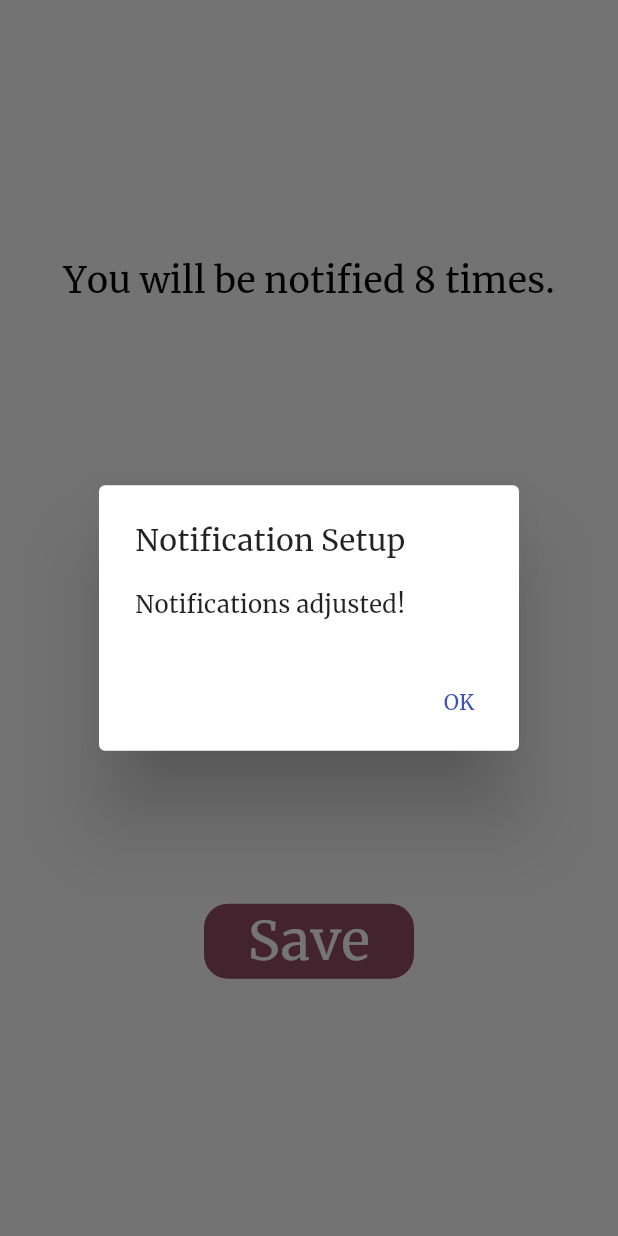
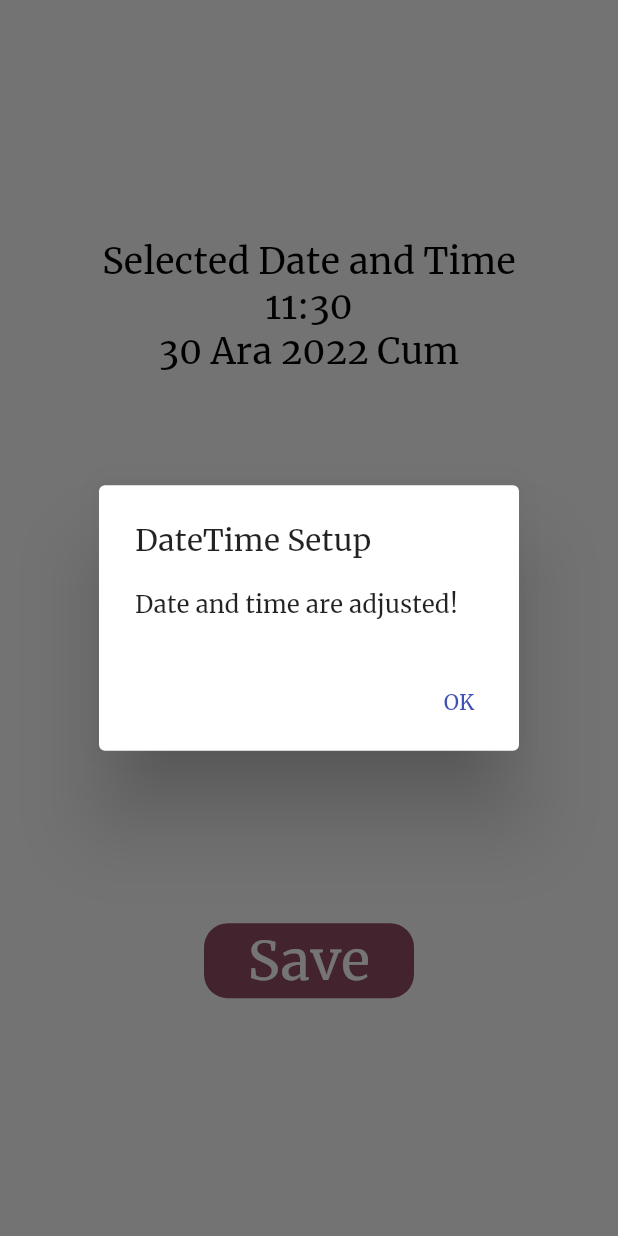
Before and after one commit to resulcay/scheduler, a Flutter app: the ReminderScreen screen opened directly, after a tap on "Save", on a phone screen of 412 x 824 dp. Run offline on Flutter 3.47's test engine with Material 2 defaults, Android fonts, the phone set to English and light mode, and no system bars; our stand-ins replace flutter_datetime_picker, flutter_local_notifications, hive, hive_flutter, quickalert, timezone; missing offline and left inert: f_datetimerangepicker; accounts and stored records are empty.

Commit message:
date and time picker added

```diff
--- a/lib/constants/constant_texts.dart
+++ b/lib/constants/constant_texts.dart
@@ -3,6 +3,6 @@ class ConstantText {
   static const fontName = 'Merriweather';
   static const onboardingBoxName = 'isOnboardingCompleted';
   static const onboardingBoxKeyName = 'localData';
-  static const eventBoxName = 'isOnboardingCompleted';
-  static const eventBoxKeyName = 'localData';
+  static const eventBoxName = 'eventBoxName';
+  static const eventBoxKeyName = 'eventBoxKeyName';
 }
--- /dev/null
+++ b/lib/providers/date_time_provider.dart
@@ -0,0 +1,9 @@
+import 'package:flutter/material.dart';
+
+class DateTimeProvider with ChangeNotifier {
+  DateTime eventDate = DateTime.now().add(const Duration(hours: 1));
+  changeTimeRange(DateTime incomingEventTime) {
+    eventDate = incomingEventTime;
+    notifyListeners();
+  }
+}
--- a/lib/providers/time_range_provider.dart
+++ /dev/null
@@ -1,21 +0,0 @@
-import 'package:flutter/material.dart';
-
-class TimeRangeProvider with ChangeNotifier {
-  DateTime startTime = DateTime.now().add(const Duration(hours: 1));
-  DateTime endTime = DateTime.now().add(const Duration(hours: 9));
-
-  changeTimeRange(DateTime start, DateTime end) {
-    startTime = start;
-    notifyListeners();
-    endTime = end;
-    notifyListeners();
-  }
-}
-
-/*
-DateTime eventTime = DateTime.now().add(const Duration(hours: 1));
-  changeTimeRange(DateTime incomingEventTime) {
-    eventTime = incomingEventTime;
-    notifyListeners();
-  }
-*/
--- a/lib/screens/home_screen.dart
+++ b/lib/screens/home_screen.dart
@@ -5,8 +5,6 @@ import 'package:scheduler/constants/constant_colors.dart';
 import 'package:scheduler/extensions/media_query_extension.dart';
 import 'package:scheduler/extensions/padding_extension.dart';
 import 'package:scheduler/screens/reminder_screen.dart';
-
-import '../constants/constant_texts.dart';
 
 class HomeScreen extends StatelessWidget {
   const HomeScreen({super.key});
@@ -29,7 +27,7 @@ class HomeScreen extends StatelessWidget {
         ],
       ),
       floatingActionButton: FloatingActionButton(
-        onPressed: () {
+        onPressed: () async {
           showModalBottomSheet(
             barrierColor: Colors.black12.withOpacity(.5),
             backgroundColor: ConstantColor.pureWhite,
--- a/lib/screens/reminder_screen.dart
+++ b/lib/screens/reminder_screen.dart
@@ -1,12 +1,14 @@
 import 'package:f_datetimerangepicker/f_datetimerangepicker.dart';
-import 'package:flutter/gestures.dart';
 import 'package:flutter/material.dart';
+import 'package:flutter_datetime_picker/flutter_datetime_picker.dart';
 import 'package:intl/intl.dart';
 import 'package:provider/provider.dart';
+import 'package:quickalert/quickalert.dart';
 import '../constants/constant_colors.dart';
 import '../constants/constant_texts.dart';
-import '../providers/time_range_provider.dart';
+import '../providers/date_time_provider.dart';
 import '../services/local_notification_service.dart';
+import 'package:intl/date_symbol_data_local.dart';
 
 class ReminderScreen extends StatefulWidget {
   const ReminderScreen({super.key});
@@ -22,21 +24,18 @@ class _ReminderScreenState extends State<ReminderScreen> {
   void initState() {
     notificationApi = NotificationApi(context: context);
     notificationApi.initApi();
+    initializeDateFormatting();
     super.initState();
   }
 
   @override
   Widget build(BuildContext context) {
-    DateTime startTime =
-        Provider.of<TimeRangeProvider>(context, listen: true).startTime;
+    DateTime eventDate =
+        Provider.of<DateTimeProvider>(context, listen: true).eventDate;
 
-    String startTimeAsHourAndMinute = DateFormat.Hm().format(startTime);
-
-    DateTime endTime =
-        Provider.of<TimeRangeProvider>(context, listen: true).endTime;
-    String endTimeAsHourAndMinute = DateFormat.Hm().format(endTime);
-
-    int notificationCount = endTime.difference(startTime).inHours;
+    String eventTimeAsHourAndMinute = DateFormat.Hm().format(eventDate);
+    String eventTimeAsDayMonthYear =
+        DateFormat.yMMMEd('tr_TR').format(eventDate);
 
     return Scaffold(
       body: Center(
@@ -44,7 +43,8 @@ class _ReminderScreenState extends State<ReminderScreen> {
           mainAxisAlignment: MainAxisAlignment.spaceEvenly,
           children: [
             Text(
-              'You will be notified $notificationCount times.',
+              textAlign: TextAlign.center,
+              'Selected Date and Time\n$eventTimeAsHourAndMinute\n$eventTimeAsDayMonthYear',
               style: const TextStyle(
                 color: ConstantColor.pureBlack,
                 fontWeight: FontWeight.w400,
@@ -52,67 +52,47 @@ class _ReminderScreenState extends State<ReminderScreen> {
                 fontFamily: ConstantText.fontName,
               ),
             ),
-            RichText(
-              textAlign: TextAlign.center,
-              text: TextSpan(
-                text: 'From ',
-                style: const TextStyle(
-                  color: ConstantColor.pureBlack,
-                  fontWeight: FontWeight.w400,
-                  fontSize: 23,
-                  fontFamily: ConstantText.fontName,
+            Material(
+              color: ConstantColor.darkBrown,
+              borderRadius: BorderRadius.circular(16),
+              child: InkWell(
+                onTap: () async {
+                  _selectDateTime(context);
+                },
+                customBorder: RoundedRectangleBorder(
+                  borderRadius: BorderRadius.circular(16),
                 ),
-                children: [
-                  TextSpan(
-                    recognizer: TapGestureRecognizer()
-                      ..onTap = () {
-                        timePicker(context, startTime, endTime);
-                      },
-                    text:
-                        '$startTimeAsHourAndMinute  ${startTime.year}-${startTime.month}-${startTime.day}',
-                    style: const TextStyle(
-                      color: ConstantColor.normalYellow,
-                      fontWeight: FontWeight.w400,
-                      fontSize: 23,
-                      fontFamily: ConstantText.fontName,
+                child: Container(
+                  height: 50,
+                  width: 140,
+                  decoration: BoxDecoration(
+                    borderRadius: BorderRadius.circular(16),
+                  ),
+                  child: const Center(
+                    child: Text(
+                      "Pick",
+                      style: TextStyle(
+                        color: ConstantColor.pureWhite,
+                        fontWeight: FontWeight.w400,
+                        fontSize: 36,
+                        fontFamily: ConstantText.fontName,
+                      ),
                     ),
                   ),
-                  const TextSpan(text: ' \nto '),
-                  TextSpan(
-                    text:
-                        '$endTimeAsHourAndMinute  ${endTime.year}-${endTime.month}-${endTime.day}',
-                    style: const TextStyle(
-                      color: ConstantColor.normalYellow,
-                      fontWeight: FontWeight.w400,
-                      fontSize: 23,
-                      fontFamily: ConstantText.fontName,
-                    ),
-                  ),
-                  //const TextSpan(text: ' today'),
-                ],
+                ),
               ),
             ),
             Material(
               color: ConstantColor.darkBrown,
               borderRadius: BorderRadius.circular(16),
               child: InkWell(
-                onTap: () async {
-                  for (var i = 0; i < notificationCount; i++) {
-                    await notificationApi.showScheduledNotification(
-                      id: i,
-                      title: 'title $i',
-                      body: 'body $i',
-                      hours: i,
-                      payload: 'payload $i',
-                    );
-                  }
-
+                onTap: () {
                   showDialog(
                     context: context,
                     builder: (BuildContext context) {
                       return AlertDialog(
-                        title: const Text("Notification Setup"),
-                        content: const Text('Notifications adjusted!'),
+                        title: const Text("DateTime Setup"),
+                        content: const Text('Date and time are adjusted!'),
                         actions: [
                           TextButton(
                             child: const Text("OK"),
@@ -154,6 +134,27 @@ class _ReminderScreenState extends State<ReminderScreen> {
     );
   }
 
+  Future<dynamic> dateAdjusted(
+      BuildContext context, String title, String text) {
+    return showDialog(
+      context: context,
+      builder: (BuildContext context) {
+        return AlertDialog(
+          title: Text(title),
+          content: Text(text),
+          actions: [
+            TextButton(
+              child: const Text("OK"),
+              onPressed: () {
+                Navigator.of(context).pop();
+              },
+            ),
+          ],
+        );
+      },
+    );
+  }
+
   timePicker(BuildContext context, DateTime startTime, DateTime endTime) async {
     DateTimeRangePicker(
         startText: "From",
@@ -168,25 +169,6 @@ class _ReminderScreenState extends State<ReminderScreen> {
         maximumTime: DateTime.now().add(const Duration(days: 10)),
         use24hFormat: false,
         onConfirm: (start, end) {
-          if (!end.isAfter(start)) {
-            showDialog(
-              context: context,
-              builder: (BuildContext context) {
-                return AlertDialog(
-                  title: const Text("Time Selection Error"),
-                  content: const Text('End time must be after Start Time!'),
-                  actions: [
-                    TextButton(
-                      child: const Text("OK"),
-                      onPressed: () {
-                        Navigator.of(context).pop();
-                      },
-                    ),
-                  ],
-                );
-              },
-            );
-          }
           if (!start.isAfter(DateTime.now())) {
             showDialog(
               context: context,
@@ -207,9 +189,34 @@ class _ReminderScreenState extends State<ReminderScreen> {
             );
           }
           if (end.isAfter(start) && start.isAfter(DateTime.now())) {
-            Provider.of<TimeRangeProvider>(context, listen: false)
-                .changeTimeRange(start, end);
+            // Provider.of<TimeRangeProvider>(context, listen: false)
+            //     .changeTimeRange(start, end);
           }
         }).showPicker(context);
   }
 }
+
+Future<void> _selectDateTime(BuildContext context) async {
+  await DatePicker.showDateTimePicker(
+    locale: LocaleType.tr,
+    context,
+    onConfirm: (time) {
+      if (time.isBefore(DateTime.now())) {
+        QuickAlert.show(
+            context: context,
+            type: QuickAlertType.error,
+            title: 'Error',
+            text: 'Date or time must be before now!');
+      } else {
+        Provider.of<DateTimeProvider>(context, listen: false)
+            .changeTimeRange(time);
+
+        QuickAlert.show(
+            context: context,
+            type: QuickAlertType.success,
+            title: 'Success',
+            text: 'Date and time are adjusted!');
+      }
+    },
+  );
+}
--- a/lib/services/local_notification_service.dart
+++ b/lib/services/local_notification_service.dart
@@ -6,7 +6,7 @@ import 'package:scheduler/screens/reminder_screen.dart';
 import 'package:timezone/timezone.dart' as tz;
 import 'package:timezone/data/latest.dart' as tz;
 
-import '../providers/time_range_provider.dart';
+import '../providers/date_time_provider.dart';
 
 class NotificationApi {
   BuildContext context;
@@ -84,7 +84,7 @@ class NotificationApi {
     required String payload,
   }) async {
     DateTime scheduledTime =
-        Provider.of<TimeRangeProvider>(context, listen: false).startTime;
+        Provider.of<DateTimeProvider>(context, listen: false).eventDate;
     final details = await _notificationDetails();
     await _localNotificationApi.zonedSchedule(
       id,
--- a/pubspec.yaml
+++ b/pubspec.yaml
@@ -33,7 +33,7 @@ dependencies:
     sdk: flutter
   hive: ^2.2.3
   hive_flutter: ^1.1.0
-  hive_generator: ^2.0.0
+  path_provider: ^2.0.11
   provider: ^6.0.4
   auto_size_text: ^3.0.0
   f_datetimerangepicker: ^0.2.0
@@ -41,6 +41,8 @@ dependencies:
   timezone: ^0.9.0
   rxdart: ^0.27.7
   intl: ^0.17.0
+  flutter_datetime_picker: ^1.5.1
+  quickalert: ^1.0.1
 
   # The following adds the Cupertino Icons font to your application.
   # Use with the CupertinoIcons class for iOS style icons.
@@ -50,6 +52,8 @@ dev_dependencies:
   flutter_test:
     sdk: flutter
 
+  build_runner: ^2.2.0
+  hive_generator: ^1.1.3
   # The "flutter_lints" package below contains a set of recommended lints to
   # encourage good coding practices. The lint set provided by the package is
   # activated in the `analysis_options.yaml` file located at the root of your
```
Also changed, not shown: lib/main.dart (+12 -5 lines), lib/modals/event_model.dart (deleted, +0 -12 lines), lib/models/event_model.dart (added, +21 -0 lines), lib/services/event_service.dart (+12 -6 lines), lib/models/event_model.g.dart (added), pubspec.lock.
